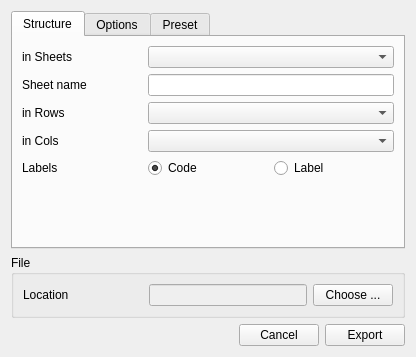
Before: the Qt Designer form app/gui/export.ui in petres/eurostat, drawn with Qt 5.
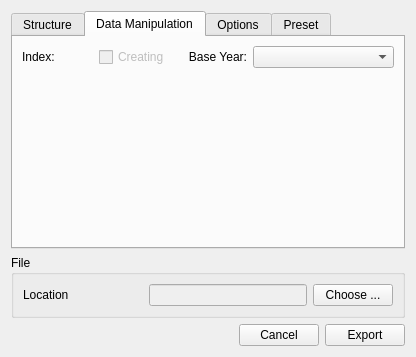
After: the same form once the commit is applied. The open tabs and pages were chosen to show the change.

Commit message: bugfixes and index option

```diff
--- a/app/gui/export.ui
+++ b/app/gui/export.ui
@@ -117,6 +117,76 @@
        </item>
       </layout>
      </widget>
+     <widget class="QWidget" name="dataTab">
+      <attribute name="title">
+       <string>Data Manipulation</string>
+      </attribute>
+      <layout class="QVBoxLayout" name="verticalLayout_6">
+       <item>
+        <layout class="QFormLayout" name="dataLayout">
+         <item row="0" column="0">
+          <widget class="QLabel" name="indexLabel">
+           <property name="minimumSize">
+            <size>
+             <width>71</width>
+             <height>0</height>
+            </size>
+           </property>
+           <property name="text">
+            <string>Index:</string>
+           </property>
+          </widget>
+         </item>
+         <item row="0" column="1">
+          <layout class="QHBoxLayout" name="horizontalLayout_3">
+           <item>
+            <widget class="QCheckBox" name="indexCheckBox">
+             <property name="enabled">
+              <bool>false</bool>
+             </property>
+             <property name="text">
+              <string>Creating</string>
+             </property>
+            </widget>
+           </item>
+           <item>
+            <widget class="QLabel" name="baseYearLabel">
+             <property name="layoutDirection">
+              <enum>Qt::LeftToRight</enum>
+             </property>
+             <property name="text">
+              <string>Base Year:</string>
+             </property>
+             <property name="alignment">
+              <set>Qt::AlignRight|Qt::AlignTrailing|Qt::AlignVCenter</set>
+             </property>
+            </widget>
+           </item>
+           <item>
+            <widget class="QComboBox" name="indexCombo">
+             <property name="sizePolicy">
+              <sizepolicy hsizetype="Preferred" vsizetype="Fixed">
+               <horstretch>0</horstretch>
+               <verstretch>0</verstretch>
+              </sizepolicy>
+             </property>
+             <property name="minimumSize">
+              <size>
+               <width>141</width>
+               <height>0</height>
+              </size>
+             </property>
+             <property name="editable">
+              <bool>false</bool>
+             </property>
+            </widget>
+           </item>
+          </layout>
+         </item>
+        </layout>
+       </item>
+      </layout>
+     </widget>
      <widget class="QWidget" name="optionsTab">
       <attribute name="title">
        <string>Options</string>
```
The commit also changes 4 other files.
